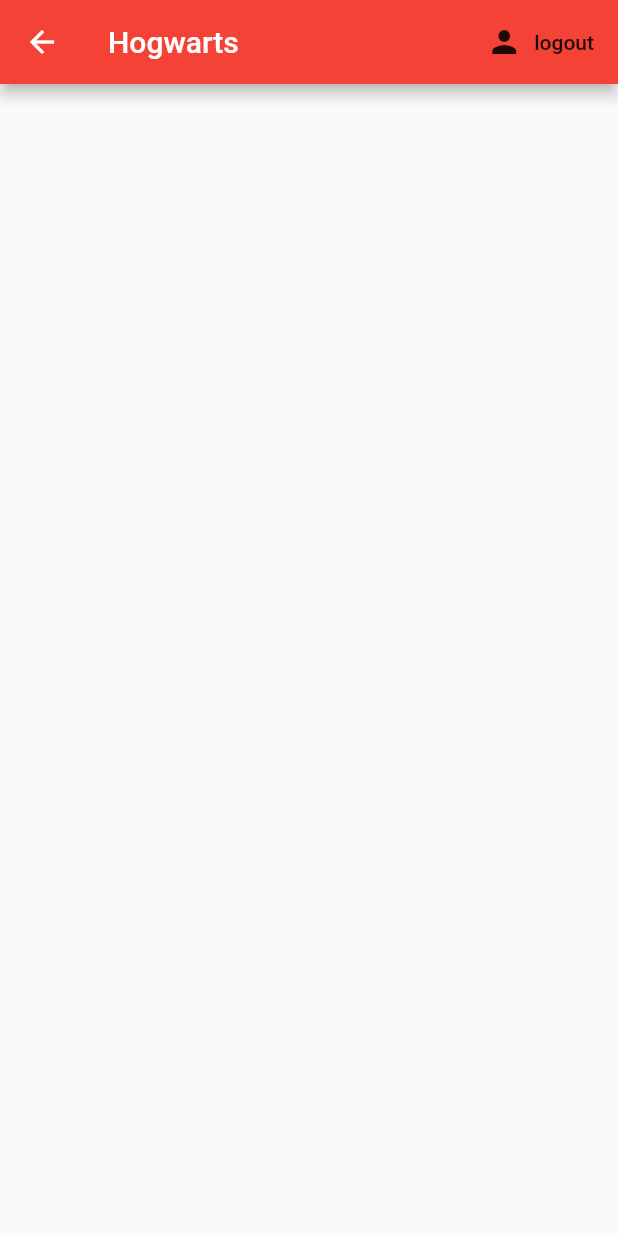
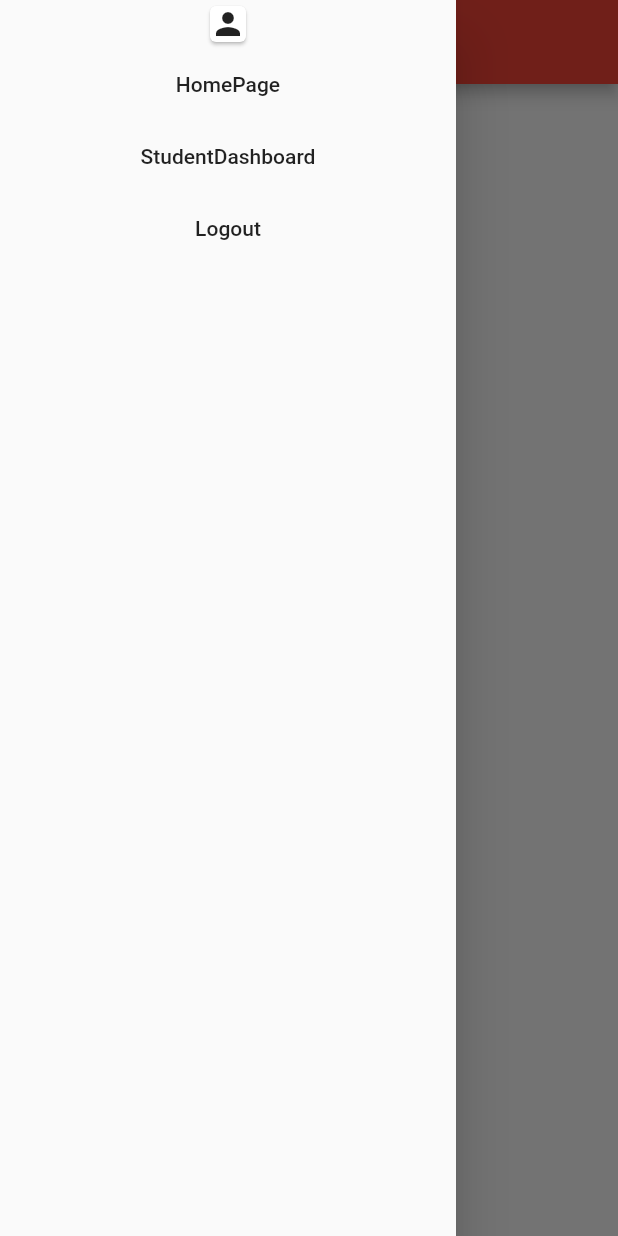
Before and after one commit to akashdeep007/freshersApp, a Flutter app: the StudentDashboard screen opened directly, with the side drawer open (before the commit the screen has no drawer), on a phone screen of 412 x 824 dp. Run offline on Flutter 3.47's test engine with Material 2 defaults, Android fonts, the phone set to English and light mode, and no system bars; our stand-ins replace cloud_firestore, firebase_auth, flutter_spinkit; accounts and stored records are empty.

Commit message:
Navigation is Working
The basic navigation between the pages are working.

```diff
--- /dev/null
+++ b/lib/screens/home/CustomDrawer.dart
@@ -0,0 +1,44 @@
+import 'package:flutter/material.dart';
+import 'package:hogwarts/services/auth.dart';
+import 'package:hogwarts/screens/home/StudentsDashboard.dart';
+import 'package:hogwarts/screens/home/home.dart';
+
+class CustomDrawer extends StatelessWidget {
+  @override
+  Widget build(BuildContext context) {
+    final AuthService _auth = AuthService();
+    return Drawer(
+      child: Column(
+        children: <Widget>[
+          Card(
+            child: Column(children: <Widget>[
+              Icon(Icons.person),
+            ]),
+          ),
+          FlatButton(
+            child: Text("HomePage"),
+            onPressed: () {
+              Navigator.push(
+                  context, new MaterialPageRoute(builder: (context) => Home()));
+            },
+          ),
+          FlatButton(
+            child: Text("StudentDashboard"),
+            onPressed: () {
+              Navigator.push(
+                  context,
+                  new MaterialPageRoute(
+                      builder: (context) => StudentDashboard()));
+            },
+          ),
+          FlatButton(
+            child: Text("Logout"),
+            onPressed: () {
+              _auth.signOut();
+            },
+          ),
+        ],
+      ),
+    );
+  }
+}
--- a/lib/screens/home/StudentsDashboard.dart
+++ b/lib/screens/home/StudentsDashboard.dart
@@ -1,4 +1,5 @@
 import 'package:flutter/material.dart';
+import 'package:hogwarts/screens/home/CustomDrawer.dart';
 import 'package:hogwarts/services/auth.dart';
 import 'package:hogwarts/services/database.dart';
 import 'package:hogwarts/screens/home/StudentList.dart';
@@ -14,18 +15,30 @@ class StudentDashboard extends StatelessWidget {
         child: Scaffold(
             appBar: AppBar(
               title: Text("Hogwarts"),
-          actions: <Widget>[
-            FlatButton.icon(
-              icon: Icon(Icons.person),
-              label: Text('logout'),
-              onPressed: () async {
-                await _auth.signOut();
-              },
+            ),
+            drawer: CustomDrawer(),
+            body: Column(
+              children: <Widget>[
+                Row(
+                  mainAxisAlignment: MainAxisAlignment.center,
+                  children: <Widget>[
+                    Card(
+                      color: Colors.black12,
+                    ),
+                    Card(
+                      child: Column(
+                        children: <Widget>[
+                          Text("12"),
+                        ],
+                      ),
+                      color: Colors.black12,
                     ),
                   ],
                 ),
-        body: StudentList(),
-      ),
-    );
+                Expanded(
+                  child: StudentList(),
+                )
+              ],
+            )));
   }
 }
```
Also changed, not shown: lib/screens/autheticate/LoginDrawer.dart (added, +38 -0 lines), lib/screens/autheticate/register.dart (+8 -26 lines), lib/screens/autheticate/sign_in.dart (+2 -14 lines), lib/screens/home/home.dart (+6 -3 lines). Lines whose indentation alone changed are shown as unchanged.
